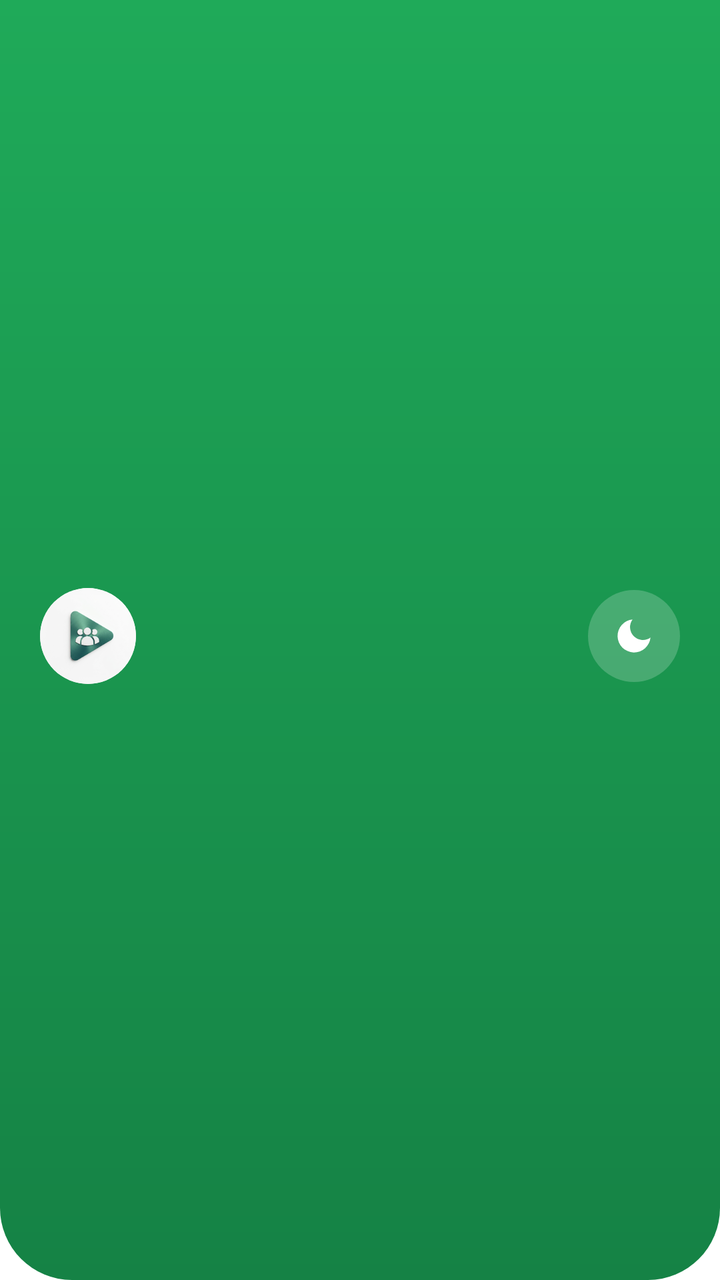
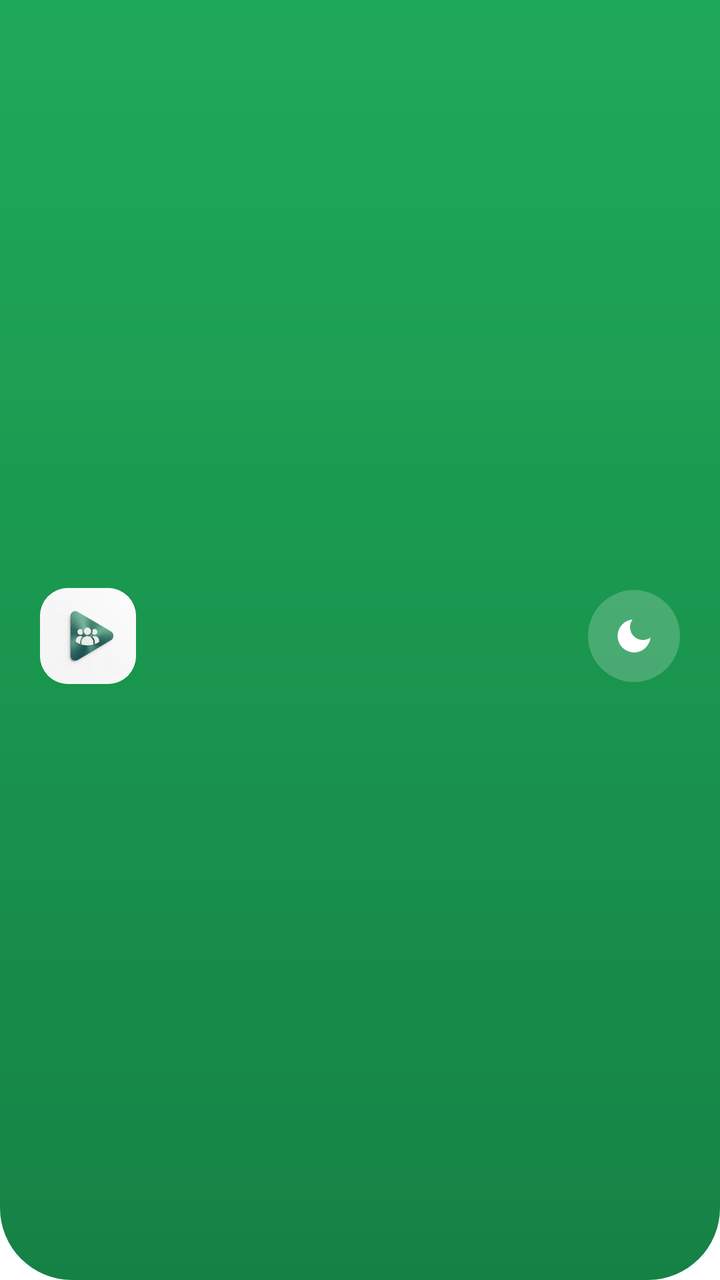

The first picture is an Android layout as it rendered before a commit; the second is the same layout after the commit. The layout source and the unified diff follow.
<!-- AndroidManifest.xml: application theme Theme.ViewGrow.Starting -->
<!-- res/layout/part_header_user.xml -->
<?xml version="1.0" encoding="utf-8"?>
<LinearLayout xmlns:android="http://schemas.android.com/apk/res/android"
    android:id="@+id/hero"
    android:layout_width="match_parent"
    android:layout_height="wrap_content"
    android:background="@drawable/bg_hero"
    android:gravity="center_vertical"
    android:orientation="horizontal"
    android:paddingStart="20dp"
    android:paddingTop="20dp"
    android:paddingEnd="20dp"
    android:paddingBottom="24dp">

    <ImageView
        android:id="@+id/avatar"
        android:layout_width="48dp"
        android:layout_height="48dp"
        android:background="@drawable/bg_white_circle"
        android:clipToOutline="true"
        android:contentDescription="ViewGrow"
        android:scaleType="centerCrop"
        android:src="@drawable/viewgrow_logo" />

    <LinearLayout
        android:layout_width="0dp"
        android:layout_height="wrap_content"
        android:layout_marginStart="12dp"
        android:layout_weight="1"
        android:orientation="vertical">
        <LinearLayout
            android:layout_width="wrap_content"
            android:layout_height="wrap_content"
            android:gravity="center_vertical"
            android:orientation="horizontal">
            <TextView
                android:id="@+id/user_name"
                android:layout_width="wrap_content"
                android:layout_height="wrap_content"
                android:ellipsize="end"
                android:maxLines="1"
                android:tag="bold"
                android:textColor="@color/white"
                android:textSize="18sp" />
            <TextView
                android:id="@+id/badge"
                android:layout_width="wrap_content"
                android:layout_height="wrap_content"
                android:layout_marginStart="8dp"
                android:background="@drawable/bg_hero_chip"
                android:paddingStart="8dp"
                android:paddingTop="3dp"
                android:paddingEnd="8dp"
                android:paddingBottom="3dp"
                android:tag="semibold"
                android:textColor="@color/white"
                android:textSize="10sp"
                android:visibility="gone" />
        </LinearLayout>
        <TextView
            android:id="@+id/user_phone"
            android:layout_width="wrap_content"
            android:layout_height="wrap_content"
            android:layout_marginTop="2dp"
            android:textColor="@color/white_soft"
            android:textSize="12.5sp" />
    </LinearLayout>

    <ImageView
        android:id="@+id/theme_btn"
        android:layout_width="46dp"
        android:layout_height="46dp"
        android:layout_marginStart="10dp"
        android:background="@drawable/bg_icon_circle"
        android:contentDescription="Switch between light and dark"
        android:padding="12dp"
        android:src="@drawable/ic_moon" />
</LinearLayout>
<!-- resources referenced by this layout -->
<resources>
  <color name="white">#FFFFFF</color>
  <color name="white_soft">#D9FFFFFF</color>
  <!-- drawable bg_hero (drawable) -->
  <?xml version="1.0" encoding="utf-8"?>
  <shape xmlns:android="http://schemas.android.com/apk/res/android" android:shape="rectangle">
      <gradient android:angle="270" android:startColor="@color/green" android:endColor="@color/green_dark" />
      <corners android:bottomLeftRadius="36dp" android:bottomRightRadius="36dp" />
  </shape>
  <!-- drawable bg_hero_chip (drawable) -->
  <?xml version="1.0" encoding="utf-8"?>
  <shape xmlns:android="http://schemas.android.com/apk/res/android" android:shape="rectangle">
      <solid android:color="#33FFFFFF" />
      <corners android:radius="100dp" />
  </shape>
  <!-- drawable bg_icon_circle (drawable) -->
  <?xml version="1.0" encoding="utf-8"?>
  <shape xmlns:android="http://schemas.android.com/apk/res/android"
      android:shape="oval">
      <solid android:color="#33FFFFFF" />
  </shape>
  <!-- drawable bg_white_circle (drawable) -->
  <?xml version="1.0" encoding="utf-8"?>
  <shape xmlns:android="http://schemas.android.com/apk/res/android" android:shape="oval">
      <solid android:color="@color/white" />
  </shape>
  <!-- drawable ic_moon (drawable) -->
  <?xml version="1.0" encoding="utf-8"?>
  <vector xmlns:android="http://schemas.android.com/apk/res/android"
      android:width="24dp" android:height="24dp"
      android:viewportWidth="24" android:viewportHeight="24">
      <path android:fillColor="#FFFFFF" android:pathData="M21,12.79A9,9 0 1,1 11.21,3A7,7 0 0,0 21,12.79z" />
  </vector>
  <!-- drawable viewgrow_logo: png bitmap (drawable-nodpi, 21776 bytes) -->
  <style name="Theme.ViewGrow.Starting" parent="Theme.SplashScreen">
          <item name="windowSplashScreenBackground">@color/splash_bg</item>
          <item name="windowSplashScreenAnimatedIcon">@drawable/splash_icon</item>
          <item name="postSplashScreenTheme">@style/Theme.ViewGrow</item>
      </style>
  <color name="green">#1FAA59</color>
  <color name="green_dark">#158245</color>
  <color name="splash_bg">#F6F6F6</color>
  <!-- drawable splash_icon: png bitmap (drawable-nodpi, 113375 bytes) -->
  <style name="Theme.ViewGrow" parent="Theme.MaterialComponents.DayNight.NoActionBar">
          <item name="colorPrimary">@color/green</item>
          <item name="colorSurface">@color/surface</item>
          <item name="colorOnSurface">@color/dark</item>
          <item name="colorPrimaryVariant">@color/green_dark</item>
          <item name="colorOnPrimary">@color/white</item>
          <item name="colorSecondary">@color/green</item>
          <item name="colorControlActivated">@color/green</item>
          <item name="android:windowBackground">@color/surface</item>
          <item name="android:statusBarColor">@android:color/transparent</item>
          <item name="android:navigationBarColor">@color/surface</item>
          <item name="android:windowLightStatusBar">false</item>
      </style>
  <color name="surface">#FFFFFF</color>
  <color name="dark">#111B21</color>
</resources>

<!-- the commit's change to res/layout/part_header_user.xml (unified diff, before → after) -->
@@ -15,7 +15,7 @@
         android:id="@+id/avatar"
         android:layout_width="48dp"
         android:layout_height="48dp"
-        android:background="@drawable/bg_white_circle"
+        android:background="@drawable/bg_logo_clip"
         android:clipToOutline="true"
         android:contentDescription="ViewGrow"
         android:scaleType="centerCrop"
@@ -27,42 +27,46 @@
         android:layout_marginStart="12dp"
         android:layout_weight="1"
         android:orientation="vertical">
+        <TextView
+            android:id="@+id/user_name"
+            android:layout_width="wrap_content"
+            android:layout_height="wrap_content"
+            android:ellipsize="end"
+            android:maxLines="1"
+            android:tag="bold"
+            android:textColor="@color/white"
+            android:textSize="18sp" />
+        
         <LinearLayout
             android:layout_width="wrap_content"
             android:layout_height="wrap_content"
+            android:layout_marginTop="4dp"
             android:gravity="center_vertical"
             android:orientation="horizontal">
             <TextView
-                android:id="@+id/user_name"
+                android:id="@+id/user_phone"
                 android:layout_width="wrap_content"
                 android:layout_height="wrap_content"
-                android:ellipsize="end"
-                android:maxLines="1"
-                android:tag="bold"
-                android:textColor="@color/white"
-                android:textSize="18sp" />
+                android:textColor="@color/white_soft"
+                android:textSize="12.5sp" />
             <TextView
                 android:id="@+id/badge"
                 android:layout_width="wrap_content"
                 android:layout_height="wrap_content"
                 android:layout_marginStart="8dp"
-                android:background="@drawable/bg_hero_chip"
+                android:background="@drawable/bg_badge_glass"
+                android:drawablePadding="5dp"
+                android:gravity="center_vertical"
                 android:paddingStart="8dp"
                 android:paddingTop="3dp"
-                android:paddingEnd="8dp"
+                android:paddingEnd="9dp"
                 android:paddingBottom="3dp"
+                android:singleLine="true"
                 android:tag="semibold"
                 android:textColor="@color/white"
-                android:textSize="10sp"
+                android:textSize="10.5sp"
                 android:visibility="gone" />
         </LinearLayout>
-        <TextView
-            android:id="@+id/user_phone"
-            android:layout_width="wrap_content"
-            android:layout_height="wrap_content"
-            android:layout_marginTop="2dp"
-            android:textColor="@color/white_soft"
-            android:textSize="12.5sp" />
     </LinearLayout>
 
     <ImageView
@@ -71,7 +75,9 @@
         android:layout_height="46dp"
         android:layout_marginStart="10dp"
         android:background="@drawable/bg_icon_circle"
+        android:clickable="true"
         android:contentDescription="Switch between light and dark"
+        android:focusable="true"
         android:padding="12dp"
         android:src="@drawable/ic_moon" />
 </LinearLayout>
<!-- resource entries referenced after the edit -->
@@ -2,17 +2,18 @@
 <resources>
   <color name="white">#FFFFFF</color>
   <color name="white_soft">#D9FFFFFF</color>
+  <!-- drawable bg_badge_glass (drawable) -->
+  <?xml version="1.0" encoding="utf-8"?>
+  <shape xmlns:android="http://schemas.android.com/apk/res/android" android:shape="rectangle">
+      <solid android:color="#26FFFFFF" />
+      <stroke android:width="1dp" android:color="#40FFFFFF" />
+      <corners android:radius="100dp" />
+  </shape>
   <!-- drawable bg_hero (drawable) -->
   <?xml version="1.0" encoding="utf-8"?>
   <shape xmlns:android="http://schemas.android.com/apk/res/android" android:shape="rectangle">
       <gradient android:angle="270" android:startColor="@color/green" android:endColor="@color/green_dark" />
       <corners android:bottomLeftRadius="36dp" android:bottomRightRadius="36dp" />
-  </shape>
-  <!-- drawable bg_hero_chip (drawable) -->
-  <?xml version="1.0" encoding="utf-8"?>
-  <shape xmlns:android="http://schemas.android.com/apk/res/android" android:shape="rectangle">
-      <solid android:color="#33FFFFFF" />
-      <corners android:radius="100dp" />
   </shape>
   <!-- drawable bg_icon_circle (drawable) -->
   <?xml version="1.0" encoding="utf-8"?>
@@ -20,10 +21,11 @@
       android:shape="oval">
       <solid android:color="#33FFFFFF" />
   </shape>
-  <!-- drawable bg_white_circle (drawable) -->
+  <!-- drawable bg_logo_clip (drawable) -->
   <?xml version="1.0" encoding="utf-8"?>
-  <shape xmlns:android="http://schemas.android.com/apk/res/android" android:shape="oval">
+  <shape xmlns:android="http://schemas.android.com/apk/res/android" android:shape="rectangle">
       <solid android:color="@color/white" />
+      <corners android:radius="14dp" />
   </shape>
   <!-- drawable ic_moon (drawable) -->
   <?xml version="1.0" encoding="utf-8"?>
